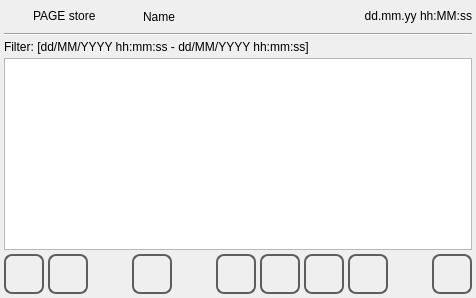
Before: the Qt Designer form qt_library/ATCMstore/store.ui in MECTsrl/mect_plugins, drawn with Qt 5.
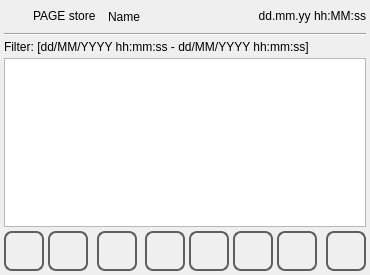
After: the same form once the commit is applied. Icons and pictures are not drawn.

```diff
--- a/qt_library/ATCMstore/store.ui
+++ b/qt_library/ATCMstore/store.ui
@@ -6,7 +6,8 @@
    <rect>
     <x>0</x>
     <y>0</y>
-    %Model%
+    <width>370</width>
+    <height>275</height>
    </rect>
   </property>
   <property name="minimumSize">
```
Left out of the diff: 12 changed lines with no effect on the pictures.
